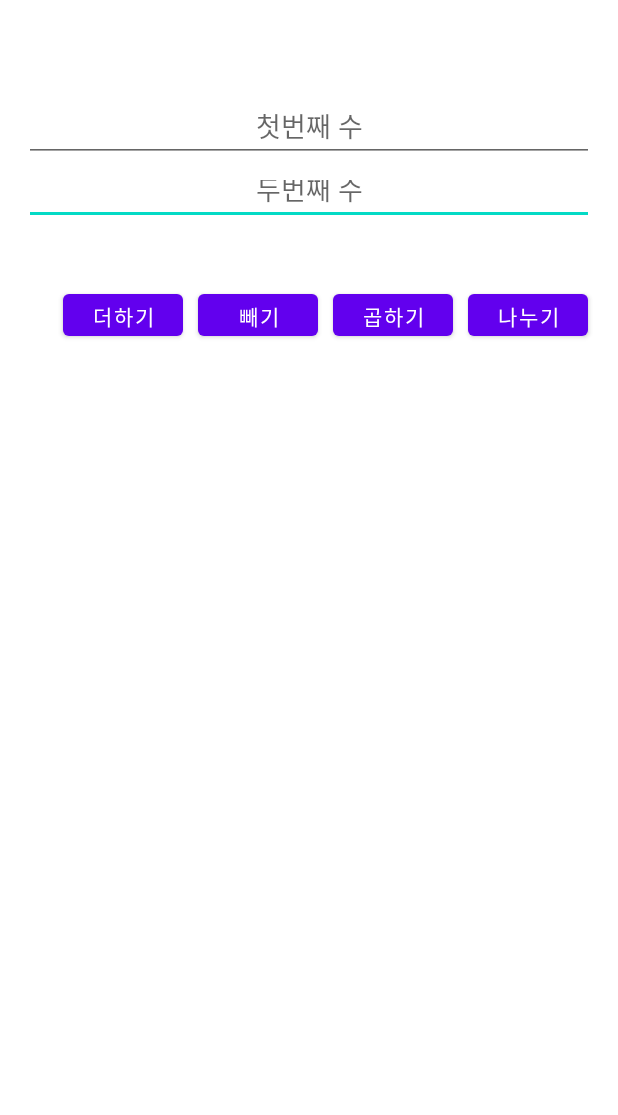
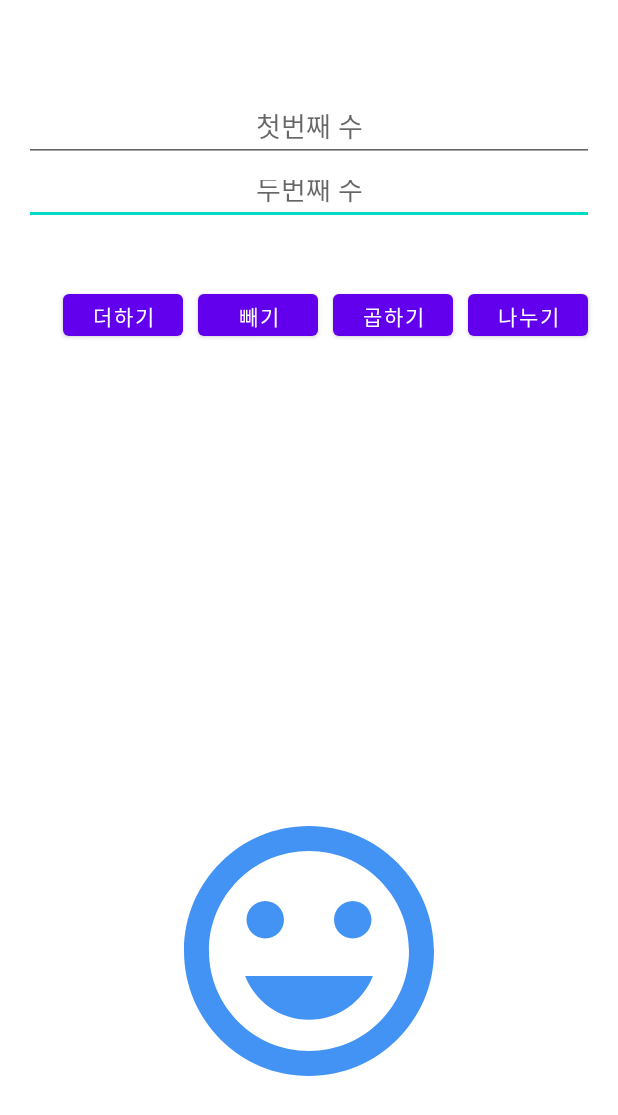
Before and after one commit to jungeh5324/Study-Android, an Android app: the layout activity_main.xml on its own in the app's theme, with its tools: preview values and no code run, on a phone screen of 412 x 824 dp. Shown: the top 1115 px of the screen. Run offline under Robolectric (Android 15) with nearby library versions, the phone set to English and light mode, and no system bars.

Commit message:
[ADD] 일정 숫자 도달시 사진 변경

```diff
--- /dev/null
+++ b/Calculator/app/src/main/res/drawable/ic_baseline_mood_blue.xml
@@ -0,0 +1,5 @@
+<vector android:height="24dp" android:tint="#4293F4"
+    android:viewportHeight="24" android:viewportWidth="24"
+    android:width="24dp" xmlns:android="http://schemas.android.com/apk/res/android">
+    <path android:fillColor="@android:color/white" android:pathData="M11.99,2C6.47,2 2,6.48 2,12s4.47,10 9.99,10C17.52,22 22,17.52 22,12S17.52,2 11.99,2zM12,20c-4.42,0 -8,-3.58 -8,-8s3.58,-8 8,-8 8,3.58 8,8 -3.58,8 -8,8zM15.5,11c0.83,0 1.5,-0.67 1.5,-1.5S16.33,8 15.5,8 14,8.67 14,9.5s0.67,1.5 1.5,1.5zM8.5,11c0.83,0 1.5,-0.67 1.5,-1.5S9.33,8 8.5,8 7,8.67 7,9.5 7.67,11 8.5,11zM12,17.5c2.33,0 4.31,-1.46 5.11,-3.5L6.89,14c0.8,2.04 2.78,3.5 5.11,3.5z"/>
+</vector>
--- /dev/null
+++ b/Calculator/app/src/main/res/drawable/ic_baseline_mood_green.xml
@@ -0,0 +1,5 @@
+<vector android:height="24dp" android:tint="#7BF44F"
+    android:viewportHeight="24" android:viewportWidth="24"
+    android:width="24dp" xmlns:android="http://schemas.android.com/apk/res/android">
+    <path android:fillColor="@android:color/white" android:pathData="M11.99,2C6.47,2 2,6.48 2,12s4.47,10 9.99,10C17.52,22 22,17.52 22,12S17.52,2 11.99,2zM12,20c-4.42,0 -8,-3.58 -8,-8s3.58,-8 8,-8 8,3.58 8,8 -3.58,8 -8,8zM15.5,11c0.83,0 1.5,-0.67 1.5,-1.5S16.33,8 15.5,8 14,8.67 14,9.5s0.67,1.5 1.5,1.5zM8.5,11c0.83,0 1.5,-0.67 1.5,-1.5S9.33,8 8.5,8 7,8.67 7,9.5 7.67,11 8.5,11zM12,17.5c2.33,0 4.31,-1.46 5.11,-3.5L6.89,14c0.8,2.04 2.78,3.5 5.11,3.5z"/>
+</vector>
--- /dev/null
+++ b/Calculator/app/src/main/res/drawable/ic_baseline_mood_red.xml
@@ -0,0 +1,5 @@
+<vector android:height="24dp" android:tint="#F48967"
+    android:viewportHeight="24" android:viewportWidth="24"
+    android:width="24dp" xmlns:android="http://schemas.android.com/apk/res/android">
+    <path android:fillColor="@android:color/white" android:pathData="M11.99,2C6.47,2 2,6.48 2,12s4.47,10 9.99,10C17.52,22 22,17.52 22,12S17.52,2 11.99,2zM12,20c-4.42,0 -8,-3.58 -8,-8s3.58,-8 8,-8 8,3.58 8,8 -3.58,8 -8,8zM15.5,11c0.83,0 1.5,-0.67 1.5,-1.5S16.33,8 15.5,8 14,8.67 14,9.5s0.67,1.5 1.5,1.5zM8.5,11c0.83,0 1.5,-0.67 1.5,-1.5S9.33,8 8.5,8 7,8.67 7,9.5 7.67,11 8.5,11zM12,17.5c2.33,0 4.31,-1.46 5.11,-3.5L6.89,14c0.8,2.04 2.78,3.5 5.11,3.5z"/>
+</vector>
--- a/Calculator/app/src/main/res/layout/activity_main.xml
+++ b/Calculator/app/src/main/res/layout/activity_main.xml
@@ -109,4 +109,19 @@
         app:layout_constraintTop_toTopOf="parent"
         app:layout_constraintVertical_bias="0.0" />
 
+    <ImageView
+        android:id="@+id/imageface"
+        android:layout_width="200dp"
+        android:layout_height="200dp"
+        android:layout_marginStart="105dp"
+        android:layout_marginLeft="105dp"
+        android:layout_marginEnd="106dp"
+        android:layout_marginRight="106dp"
+        android:layout_marginBottom="90dp"
+        app:layout_constraintBottom_toBottomOf="parent"
+        app:layout_constraintEnd_toEndOf="parent"
+        app:layout_constraintStart_toStartOf="parent"
+        app:srcCompat="@drawable/ic_baseline_mood_blue"
+        tools:ignore="VectorDrawableCompat" />
+
 </androidx.constraintlayout.widget.ConstraintLayout>
```
Also changed, not shown: Calculator/app/src/main/java/com/example/calculator/MainActivity.java (+55 -0 lines).
